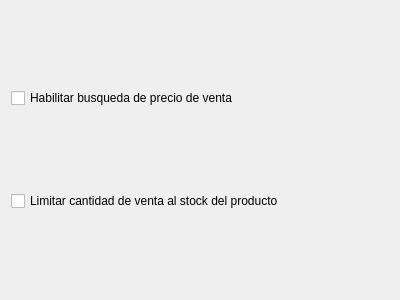
Old version of the form trunk/plugins/ventas/FormPrefVentaBase.ui in the repository chungote/gestotux.
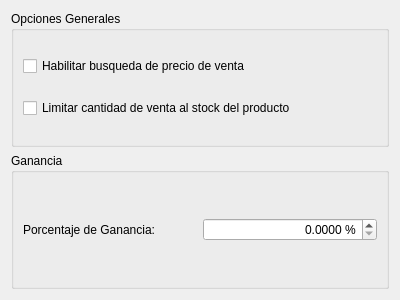
New version of the form.

Commit message: - Mejorado formulario de agregar venta - Agregado cliente 0 -> Consumidor final.

The edit to the form file:
```diff
--- a/trunk/plugins/ventas/FormPrefVentaBase.ui
+++ b/trunk/plugins/ventas/FormPrefVentaBase.ui
@@ -15,6 +15,12 @@
   </property>
   <layout class="QVBoxLayout" name="verticalLayout">
    <item>
+    <widget class="QGroupBox" name="GBGeneral">
+     <property name="title">
+      <string>Opciones Generales</string>
+     </property>
+     <layout class="QVBoxLayout" name="verticalLayout_2">
+      <item>
     <widget class="QCheckBox" name="CkBBusquedaPrecio">
      <property name="text">
       <string>Habilitar busqueda de precio de venta</string>
@@ -26,6 +32,45 @@
      <property name="text">
       <string>Limitar cantidad de venta al stock del producto</string>
      </property>
+       </widget>
+      </item>
+     </layout>
+    </widget>
+   </item>
+   <item>
+    <widget class="QGroupBox" name="GBGanancia">
+     <property name="title">
+      <string>Ganancia</string>
+     </property>
+     <layout class="QVBoxLayout" name="verticalLayout_3">
+      <item>
+       <layout class="QHBoxLayout" name="horizontalLayout">
+        <item>
+         <widget class="QLabel" name="label">
+          <property name="text">
+           <string>Porcentaje de Ganancia:</string>
+          </property>
+         </widget>
+        </item>
+        <item>
+         <widget class="QDoubleSpinBox" name="DSBGanancia">
+          <property name="alignment">
+           <set>Qt::AlignRight|Qt::AlignTrailing|Qt::AlignVCenter</set>
+          </property>
+          <property name="suffix">
+           <string> %</string>
+          </property>
+          <property name="decimals">
+           <number>4</number>
+          </property>
+          <property name="maximum">
+           <double>9999.999900000000707</double>
+          </property>
+         </widget>
+        </item>
+       </layout>
+      </item>
+     </layout>
     </widget>
    </item>
   </layout>
```
Lines whose indentation alone changed are shown as unchanged. The commit also changes 13 other files.
